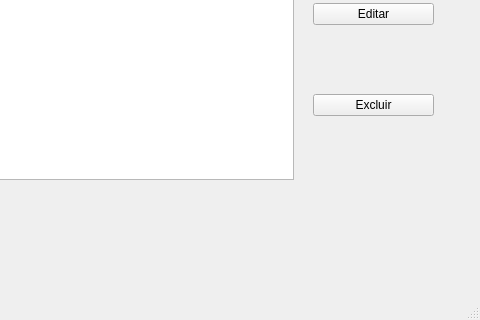
Qt form telamenu.ui (VirgilioFuchs/ApiCrudDocker) before a commit; both pictures show x 427 to 907 and y 300 to 620 of the 907 by 620 pixel window.
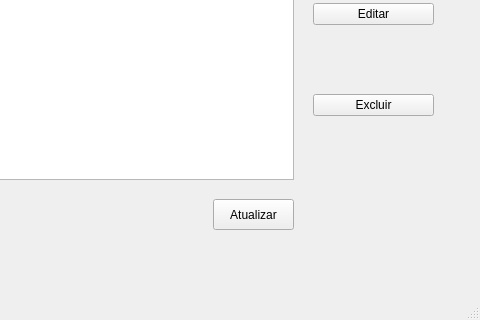
The same form after that commit.

Patch:
```diff
--- a/telamenu.ui
+++ b/telamenu.ui
@@ -77,7 +77,7 @@
      <string>&lt;h3&gt;...&lt;/h3&gt;</string>
     </property>
    </widget>
-   <widget class="QWidget" name="">
+   <widget class="QWidget" name="layoutWidget">
     <property name="geometry">
      <rect>
       <x>740</x>
@@ -110,6 +110,19 @@
      </item>
     </layout>
    </widget>
+   <widget class="QPushButton" name="btnAtualizar">
+    <property name="geometry">
+     <rect>
+      <x>640</x>
+      <y>480</y>
+      <width>81</width>
+      <height>31</height>
+     </rect>
+    </property>
+    <property name="text">
+     <string>Atualizar</string>
+    </property>
+   </widget>
   </widget>
   <widget class="QMenuBar" name="menubar">
    <property name="geometry">
```
Left out of the diff: 2 changed lines with no effect on the pictures.
